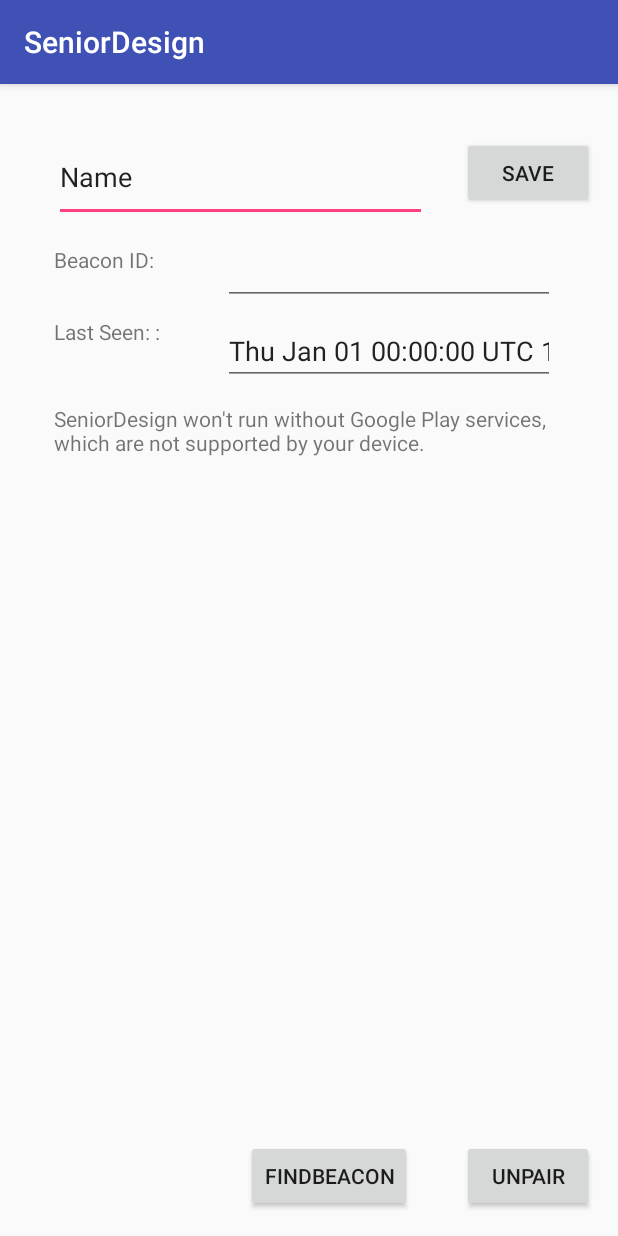
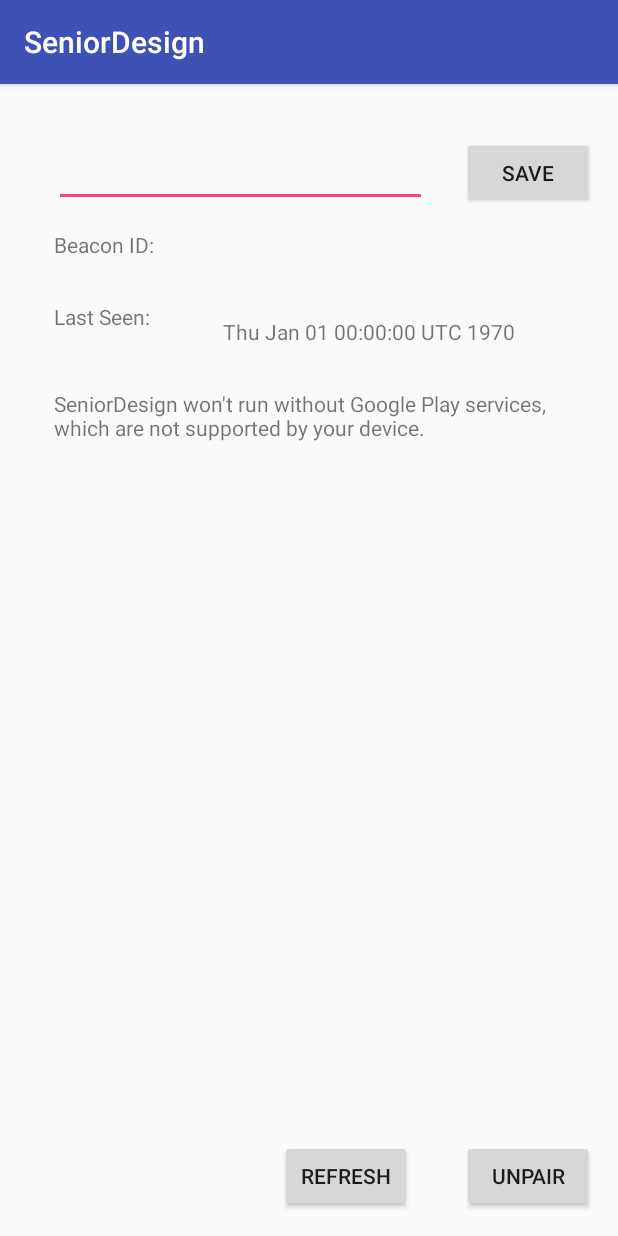
Before and after one commit to VCU-CS-Capstone/senior-project-317, an Android app: the BeaconInfoScreen screen opened directly, with no data from a screen before it, on a phone screen of 412 x 824 dp. Run offline under Robolectric (Android 15) with nearby library versions, the phone set to English and light mode, and no system bars; our stand-ins replace Firebase (no records; nobody signed in at launch, a user with empty details on screens opened directly); libraries missing offline, so code that uses them is left out: org.altbeacon.beacon; 3 statements that could not run were skipped.

Commit message:
Some UI improvements
Changed "empty" tag to "Scanned by User" on map - BUT, did not change all references to "empty," because code is fragile.
Changed "find beacon" to "refresh", and made text field non-editable.

```diff
--- a/Android/app/src/main/java/com/vcuseniordesign/bym/AvailableBeaconScreen.java
+++ b/Android/app/src/main/java/com/vcuseniordesign/bym/AvailableBeaconScreen.java
@@ -217,7 +217,7 @@
     public void launchHomeDeviceList(Beacon beaconToAdd){
 
         ((BeaconApplication)getApplication()).getSavedBeacons().add(beaconToAdd);
-        BeaconSaved newBeacon = new BeaconSaved(beaconToAdd,"Beacon");
+        BeaconSaved newBeacon = new BeaconSaved(beaconToAdd,"New Beacon");
         ArrayList<BeaconSaved> beaconInfoCopy = (ArrayList<BeaconSaved>)((BeaconApplication) getApplication()).getSavedBeaconsInfo().clone();
         beaconInfoCopy.add(newBeacon);
         ((BeaconApplication) getApplication()).setSavedBeaconsInfo(beaconInfoCopy);
--- a/Android/app/src/main/java/com/vcuseniordesign/bym/BeaconFoundEvent.java
+++ b/Android/app/src/main/java/com/vcuseniordesign/bym/BeaconFoundEvent.java
@@ -5,7 +5,7 @@
 import java.io.Serializable;
 
 public class BeaconFoundEvent implements Serializable {
-    String beaconNickname = "empty";
+    String beaconNickname = "empty";    // This is the field we want to use with the Raspberry Pis
     Beacon beaconFound;
     double lastLat;
     double lastLong;
--- a/Android/app/src/main/res/layout/activity_beacon_info_screen.xml
+++ b/Android/app/src/main/res/layout/activity_beacon_info_screen.xml
@@ -16,7 +16,6 @@
         android:layout_marginStart="36dp"
         android:ems="10"
         android:inputType="textPersonName"
-        android:text="Name"
         app:layout_constraintBottom_toTopOf="@+id/IDLabel"
         app:layout_constraintEnd_toStartOf="@+id/saveNicknameButton"
         app:layout_constraintStart_toStartOf="parent" />
@@ -32,12 +31,11 @@
         app:layout_constraintStart_toEndOf="@+id/beaconNickname"
         app:layout_constraintTop_toTopOf="parent" />
 
-    <EditText
+    <TextView
         android:id="@+id/beaconIds"
         android:layout_width="0dp"
         android:layout_height="0dp"
         android:ems="10"
-        android:inputType="textPersonName"
         app:layout_constraintBottom_toBottomOf="@+id/IDLabel"
         app:layout_constraintEnd_toEndOf="@+id/timeText"
         app:layout_constraintStart_toStartOf="@+id/timeText"
@@ -67,7 +65,7 @@
         app:layout_constraintBottom_toBottomOf="parent"
         app:layout_constraintEnd_toEndOf="parent" />
 
-    <EditText
+    <TextView
         android:id="@+id/timeText"
         android:layout_width="221dp"
         android:layout_height="0dp"
@@ -75,16 +73,15 @@
         android:layout_marginTop="155dp"
         android:clickable="false"
         android:ems="10"
-        android:inputType="textPersonName"
         app:layout_constraintEnd_toEndOf="parent"
         app:layout_constraintTop_toTopOf="parent" />
 
     <TextView
         android:id="@+id/timeLabel"
         android:layout_width="0dp"
-        android:layout_height="0dp"
+        android:layout_height="40dp"
         android:layout_marginEnd="9dp"
-        android:text="Last Seen: :"
+        android:text="Last Seen:"
         app:layout_constraintBottom_toBottomOf="@+id/timeText"
         app:layout_constraintEnd_toStartOf="@+id/timeText"
         app:layout_constraintStart_toStartOf="@+id/mapFrag"
@@ -106,7 +103,7 @@
         android:layout_height="wrap_content"
         android:layout_marginBottom="16dp"
         android:layout_marginEnd="33dp"
-        android:text="FindBeacon"
+        android:text="Refresh"
         app:layout_constraintBottom_toBottomOf="parent"
         app:layout_constraintEnd_toStartOf="@+id/unpairButton" />
 
```
Also changed, not shown: Android/app/src/main/java/com/vcuseniordesign/bym/BeaconInfoScreen.java (+14 -2 lines).
